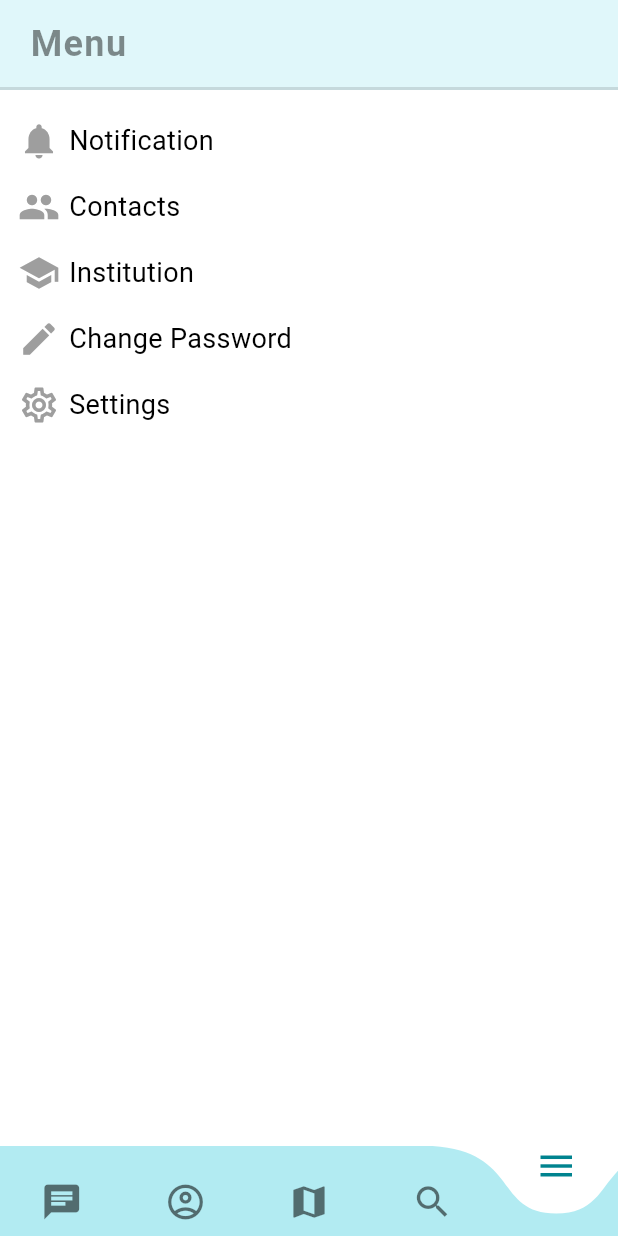
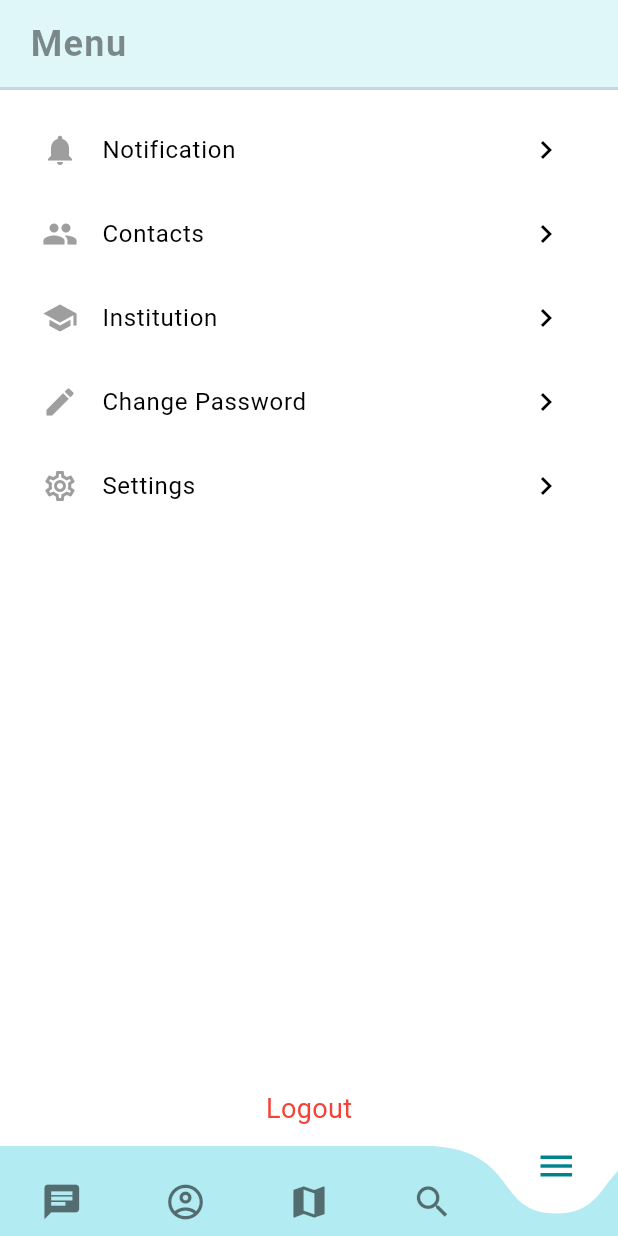
Before and after one commit to Aabro098/edventure, a Flutter app: the NavScreen screen opened by its route, item 5 of the bottom bar chosen, on a phone screen of 412 x 824 dp. Run offline on Flutter 3.47's test engine with Material 3 defaults, Android fonts, the phone set to English and light mode, and no system bars; drawn by our look-alikes of curved_navigation_bar; our stand-ins replace flutter_map, latlong2, location, shared_preferences; missing offline and left inert: flutter_map_cancellable_tile_provider; accounts and stored records are empty; network calls fail.

Commit message:
made the final changes for the day

```diff
--- a/lib/Services/auth_services.dart
+++ b/lib/Services/auth_services.dart
@@ -11,7 +11,9 @@ import 'package:http/http.dart' as http;
 import 'package:provider/provider.dart';
 import 'package:shared_preferences/shared_preferences.dart';
 
-class AuthService {
+import '../Screens/Auth Screens/Sign In/auth_screen.dart';
+
+class AuthService with ChangeNotifier{
   Future signUpUser({
     required BuildContext context,
     required String email,
@@ -208,4 +210,18 @@ class AuthService {
       });
     }
   }
+
+  Future<void> logout(BuildContext context) async {
+    SharedPreferences prefs = await SharedPreferences.getInstance();
+    await prefs.remove('token');
+
+    notifyListeners();
+
+    Navigator.pushNamedAndRemoveUntil(
+      // ignore: use_build_context_synchronously
+      context,
+      AuthScreen.routeName,
+      (route) => false,
+    );
+  }
 }
--- a/lib/Widgets/user_details.dart
+++ b/lib/Widgets/user_details.dart
@@ -136,7 +136,7 @@ class UserDetails extends StatelessWidget {
             const SizedBox(height: 8.0),
             ProfileList(text : user.email, icons: Icons.email),
             const SizedBox(height: 8.0),
-            ProfileList(text: user.phone, icons: Icons.phone),
+            ProfileList(text: user.phone.isNotEmpty? user.phone : 'Not Available', icons: Icons.phone),
             const SizedBox(height: 8.0),
             Row(
               children: [
@@ -147,7 +147,7 @@ class UserDetails extends StatelessWidget {
                 const SizedBox(width: 8),
                 Expanded(
                   child: Text(
-                    user.address,
+                    user.address.isNotEmpty ? user.address : 'Not Available',
                     style:  const TextStyle(
                       fontSize: 16,
                       fontWeight: FontWeight.normal
@@ -158,7 +158,7 @@ class UserDetails extends StatelessWidget {
               ],
             ),
             const SizedBox(height: 8.0),
-            ProfileList(text: user.education, icons: Icons.school),
+            ProfileList(text: user.education.isNotEmpty ? user.education : 'Not Available', icons: Icons.school),
             const SizedBox(height: 20.0),
             Column(
               children: [
--- a/lib/utils/more_options.dart
+++ b/lib/utils/more_options.dart
@@ -1,11 +1,9 @@
 
 import 'package:edventure/Screens/Friends/friend_screen.dart';
 import 'package:edventure/Screens/Notifications/notification_screen.dart';
+import 'package:edventure/Services/auth_services.dart';
 import 'package:edventure/utils/options.dart';
 import 'package:flutter/material.dart';
-import 'package:shared_preferences/shared_preferences.dart';
-
-import '../Screens/Auth Screens/Sign In/auth_screen.dart';
 
 class MoreOptionList extends StatefulWidget {
   final List<List> moreOptionList = const [
@@ -25,30 +23,20 @@ class MoreOptionList extends StatefulWidget {
 }
 
 class _MoreOptionListState extends State<MoreOptionList> {
-  Future<void> logout() async {
-    SharedPreferences prefs = await SharedPreferences.getInstance();
-    await prefs.remove('token');
-    Navigator.pushNamedAndRemoveUntil(
-      // ignore: use_build_context_synchronously
-      context,
-      AuthScreen.routeName,
-      (route) => false,
-    );
-}
+  final AuthService authService = AuthService();
 
   @override
   Widget build(BuildContext context) {
-    return Padding(
-      padding: const EdgeInsets.all(12.0),
-      child: Container(
-        constraints: const BoxConstraints(maxWidth: 280.0),
+    return Container(
+      padding: EdgeInsets.all(12.0),
+      child: Column(
+        children: [
+          Expanded(
             child: ListView.builder(
               itemCount: widget.moreOptionList.length,
               itemBuilder: (BuildContext context , int index){
                 final List option = widget.moreOptionList[index];
-            return Padding(
-              padding: const EdgeInsets.symmetric(vertical: 8.0),
-              child: Options(
+                return Options(
                   onTap: (){
                     Navigator.push(
                       context,
@@ -60,9 +48,24 @@ class _MoreOptionListState extends State<MoreOptionList> {
                   icon : option[0],
                   color : option[1],
                   label : option[2]
-              ),
                 );
             }),
+          ),
+          Center(
+            child: GestureDetector(
+              onTap: () async {
+                await authService.logout(context);
+              },
+              child: Text(
+                'Logout',
+                style: TextStyle(
+                  color: Colors.red,
+                  fontSize: 18
+                ),
+              ),
+            ),
+          )
+        ],
       ),
     );
   }
--- a/lib/utils/options.dart
+++ b/lib/utils/options.dart
@@ -16,25 +16,14 @@ class Options extends StatelessWidget {
 
   @override
   Widget build(BuildContext context) {
-    return InkWell(
+    return ListTile(
+      leading: Icon(
+        icon,
+        color: color,
+      ),
+      title: Text(label),
+      trailing: const Icon(Icons.chevron_right),
       onTap: onTap,
-      child: Row(
-        children: [
-          Icon(icon , size: 28 , color: color,),
-          const SizedBox(
-            width : 6.0,
-          ),
-          Flexible(
-            child: Text(
-              label,
-              style: const TextStyle(
-                fontSize: 18.0
-              ),
-              overflow: TextOverflow.ellipsis,
-            ),
-          )
-        ],
-      ),
     );
   }
 }
```
Also changed, not shown: lib/Screens/Auth Screens/Sign In/auth_screen.dart (+73 -2 lines), lib/Screens/Messenger/individual_chat.dart (+74 -6 lines). Lines whose indentation alone changed are shown as unchanged.
